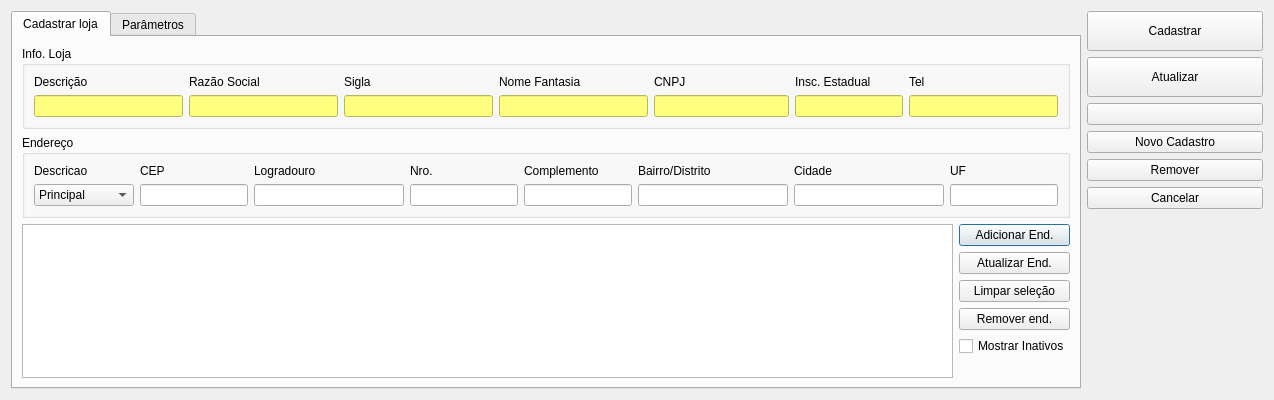
This is ui/cadastroloja.ui in lellisls/ERP-STACCATO as Qt 5 draws it before an edit. The edited form follows.
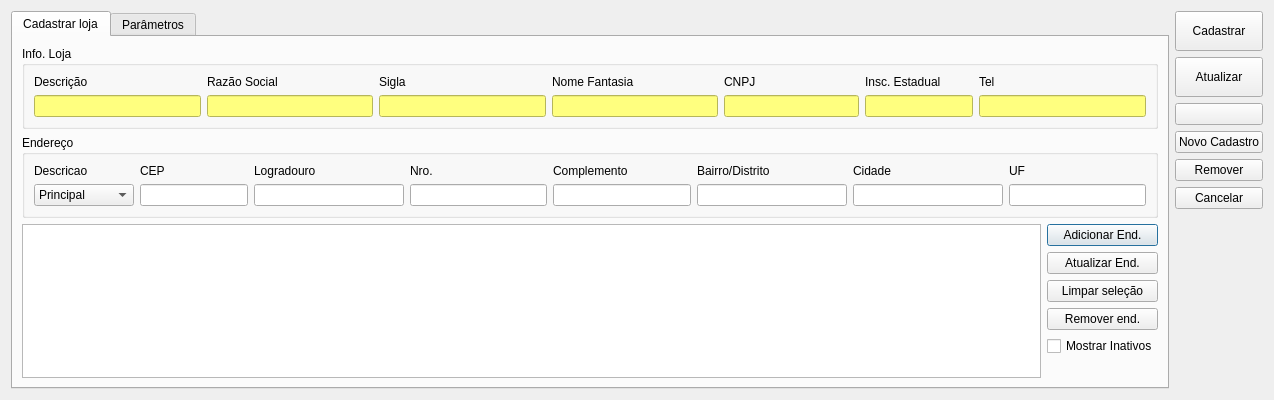
This is the edited form. Icons and pictures are not drawn. Custom widgets are drawn as their Qt base class.

Commit message: Alterações nas janelas

```diff
--- a/ui/cadastroloja.ui
+++ b/ui/cadastroloja.ui
@@ -25,12 +25,6 @@
   <layout class="QGridLayout" name="gridLayout_7">
    <item row="0" column="0">
     <widget class="QTabWidget" name="tabWidget">
-     <property name="sizePolicy">
-      <sizepolicy hsizetype="Preferred" vsizetype="Preferred">
-       <horstretch>0</horstretch>
-       <verstretch>0</verstretch>
-      </sizepolicy>
-     </property>
      <property name="currentIndex">
       <number>0</number>
      </property>
```
The commit also changes 2 other files.
